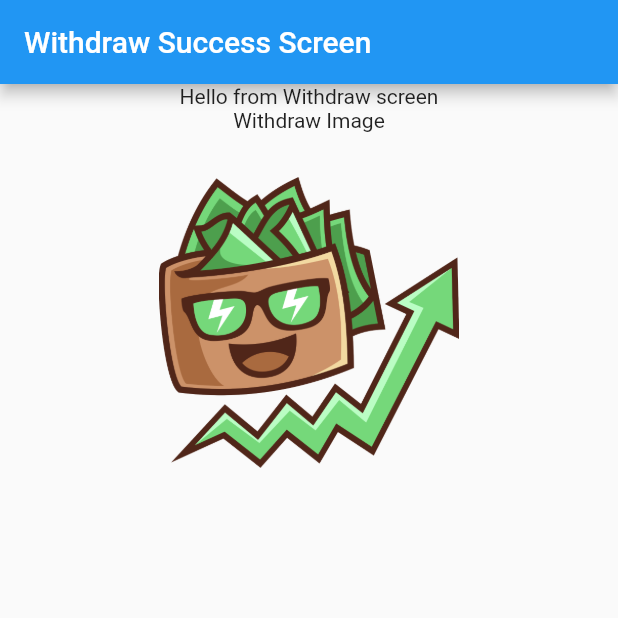
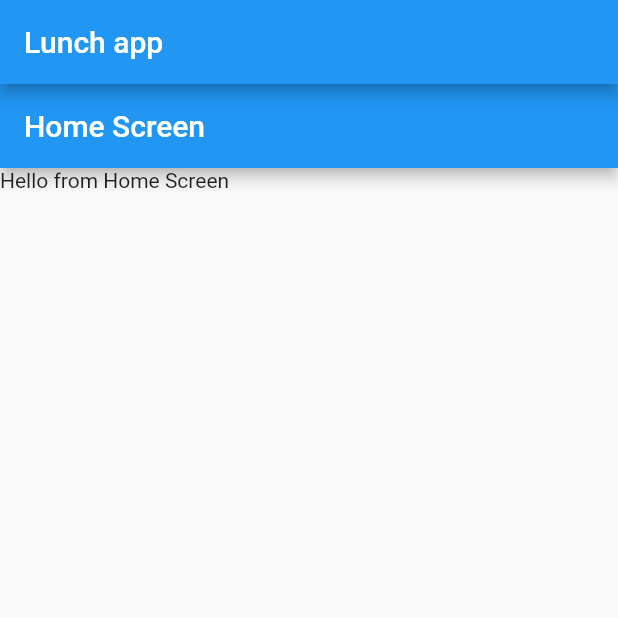
Before and after one commit to hngx-org/Eagles-food-mobile, a Flutter app: the screen it shows after launch, on a phone screen of 412 x 824 dp, the top half of it. Run offline on Flutter 3.47's test engine with Material 2 defaults, Android fonts, the light colour scheme and no system bars.

Commit message:
Create Home screen

```diff
--- a/lib/main.dart
+++ b/lib/main.dart
@@ -1,5 +1,6 @@
 import 'package:flutter/material.dart';
-import 'package:hng_task3/screens/withdraw/withdraw_success.dart';
+import 'package:hng_task3/screens/home/home_screen.dart';
+// import 'package:hng_task3/screens/withdraw/withdraw_success_screen.dart';
 
 void main() {
   runApp(const MainApp());
@@ -10,9 +11,15 @@ class MainApp extends StatelessWidget {
 
   @override
   Widget build(BuildContext context) {
-    return const MaterialApp(
+    return MaterialApp(
       home: Scaffold(
-        body: WithdrawSuccessScreen(),
+        appBar: AppBar(
+          title: const Text(
+            'Lunch app',
+          ),
+          backgroundColor: Colors.blue,
+        ),
+        body: const HomeScreen(),
       ),
     );
   }
--- /dev/null
+++ b/lib/screens/home/home_screen.dart
@@ -0,0 +1,26 @@
+import 'package:flutter/material.dart';
+
+class HomeScreen extends StatefulWidget {
+  const HomeScreen({super.key});
+
+  @override
+  State<HomeScreen> createState() => _HomeScreenState();
+}
+
+class _HomeScreenState extends State<HomeScreen> {
+  @override
+  Widget build(BuildContext context) {
+    return Scaffold(
+      appBar: AppBar(
+        title: const Text('Home Screen'),
+      ),
+      body: const SingleChildScrollView(
+        child: Column(
+          children: [
+            Text('Hello from Home Screen'),
+          ],
+        ),
+      ),
+    );
+  }
+}
```
Also changed, not shown: lib/screens/withdraw/withdraw_success_screen.dart (renamed from lib/screens/withdraw/withdraw_success.dart).
